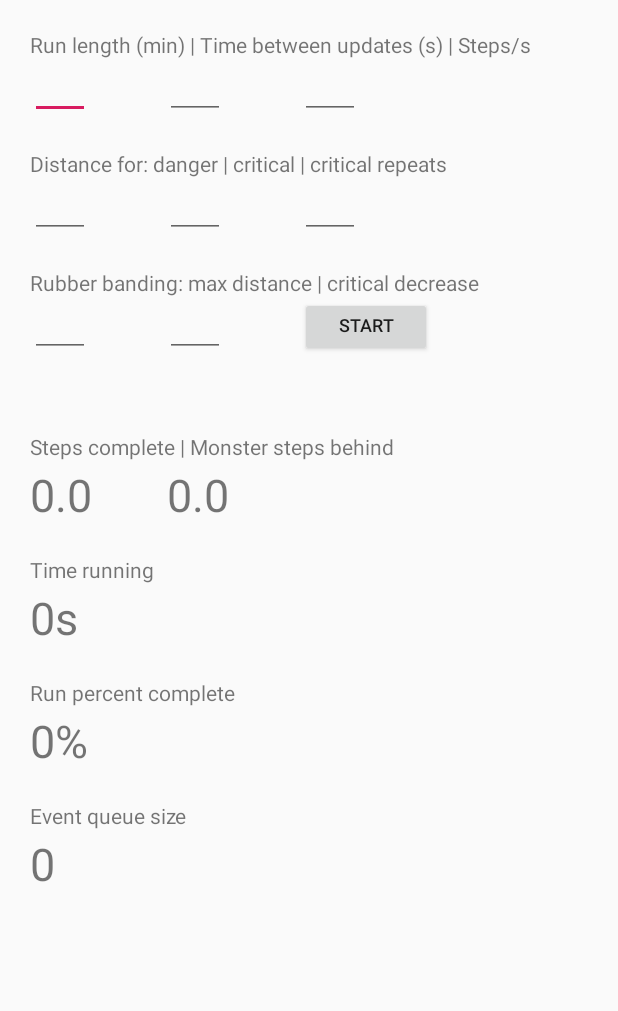
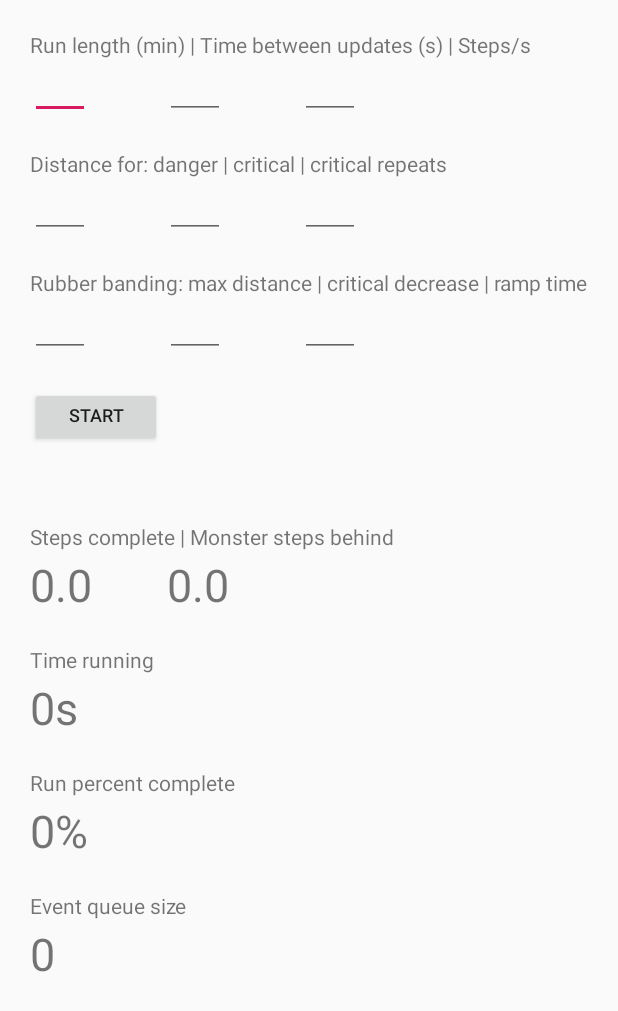
Before and after one commit to louie-mansour/monster-dash, an Android app: the screen it shows after launch (MainActivity), on a phone screen of 412 x 824 dp. Shown: the top 1011 px of the screen. Run offline under Robolectric (Android 15) with nearby library versions, the phone set to English and light mode, and no system bars.

Commit message:
Added config and support for monster speed ramp up at the beginning of a run

```diff
--- a/app/src/main/java/com/example/hermes/TestConfigs.kt
+++ b/app/src/main/java/com/example/hermes/TestConfigs.kt
@@ -8,5 +8,6 @@ class TestConfigs(
     val criticalDistanceRubberBanding: Float,
     val stepsPerSecond: Float,
     val runTimeInSeconds: Int,
-    val timeBetweenUpdatesInSeconds: Int
+    val timeBetweenUpdatesInSeconds: Int,
+    val rampUpTime: Int
 )
--- a/app/src/main/java/com/example/hermes/activities/MainActivity.kt
+++ b/app/src/main/java/com/example/hermes/activities/MainActivity.kt
@@ -112,7 +112,8 @@ class MainActivity : AppCompatActivity(), SensorEventListener {
             criticalDecrease.text.toString().toFloat(),
             monsterStepsPerSecond.text.toString().toFloat(),
             runLengthInMinutes.text.toString().toInt() * 60,
-            timeBetweenProgressUpdates.text.toString().toInt()
+            timeBetweenProgressUpdates.text.toString().toInt(),
+            rampUpTime.text.toString().toInt()
         )
     }
 }
--- a/app/src/main/res/layout/activity_main.xml
+++ b/app/src/main/res/layout/activity_main.xml
@@ -100,7 +100,7 @@
     />
 
     <TextView
-            android:text="Rubber banding: max distance | critical decrease"
+            android:text="Rubber banding: max distance | critical decrease | ramp time"
             android:layout_width="wrap_content"
             android:layout_height="wrap_content"
             android:layout_marginTop="20dp"
@@ -134,16 +134,29 @@
             android:id="@+id/criticalDecrease"
     />
 
+    <EditText
+            android:layout_width="40dp"
+            android:layout_height="40dp"
+            android:inputType="numberDecimal"
+            android:gravity="center_horizontal"
+            android:ems="7"
+            android:layout_marginLeft="50dp" android:layout_marginStart="50dp"
+            app:layout_constraintTop_toBottomOf="@+id/bottomTextView"
+            app:layout_constraintStart_toEndOf="@+id/criticalDecrease"
+            android:id="@+id/rampUpTime"
+    />
+
     <Button
             android:layout_width="wrap_content"
             android:layout_height="40dp"
             android:gravity="center_horizontal"
             android:text="Start"
             android:textSize="12sp"
-            android:layout_marginLeft="50dp" android:layout_marginStart="50dp"
+            android:layout_marginTop="20dp"
+            android:layout_marginLeft="20dp" android:layout_marginStart="20dp"
             android:onClick="onClickStartJog"
-            app:layout_constraintTop_toBottomOf="@+id/bottomTextView"
-            app:layout_constraintStart_toEndOf="@+id/criticalDecrease"
+            app:layout_constraintTop_toBottomOf="@+id/maxDistance"
+            app:layout_constraintStart_toStartOf="parent"
             android:id="@+id/button_start_end"
     />
 
```
Also changed, not shown: app/src/main/java/com/example/hermes/steps/MonsterStepsService.kt (+13 -4 lines), 3 other files.
